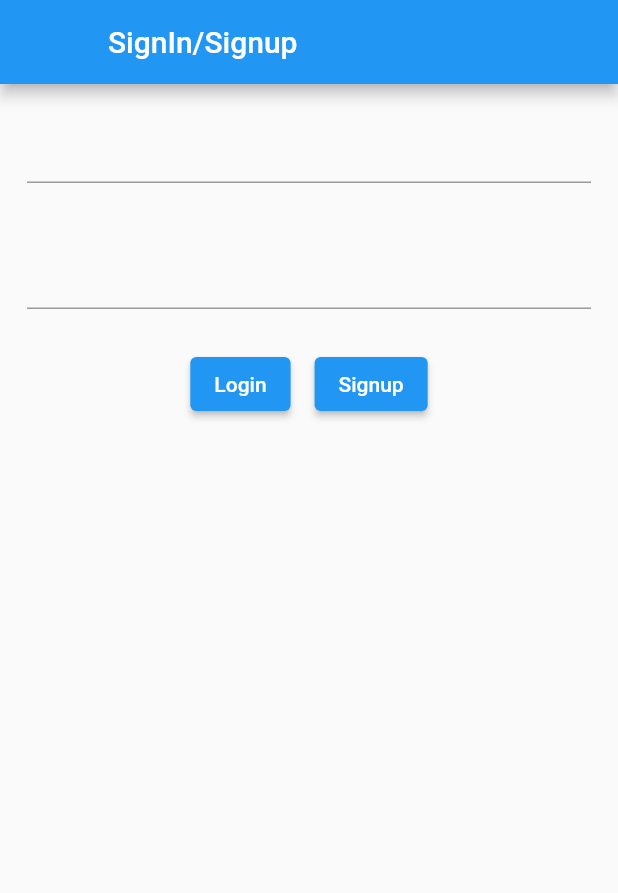
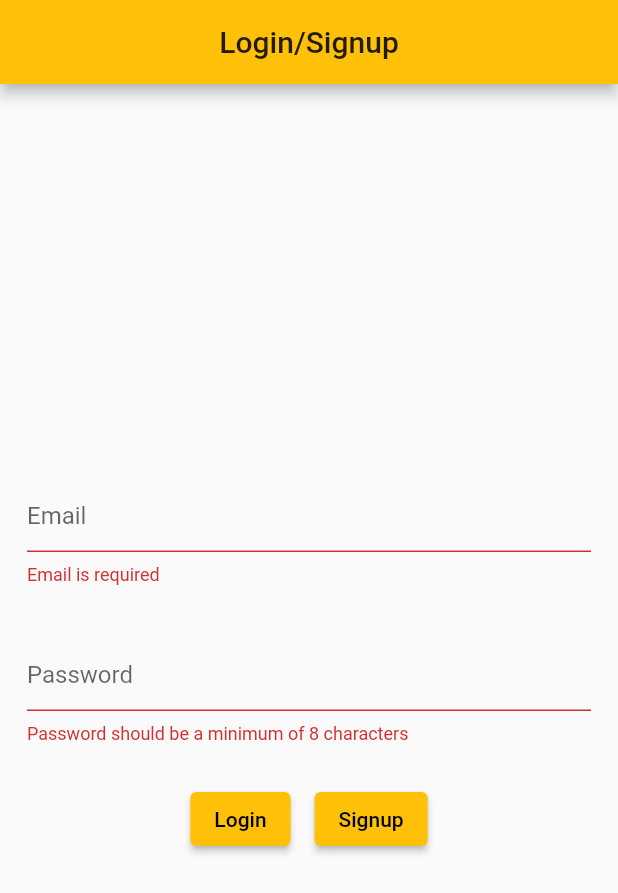
Before and after one commit to utkarshsharma2922/dice_game, a Flutter app: the screen it shows after launch, after a tap on "Login", on a phone screen of 412 x 824 dp. Shown: the top 893 px of the screen. Run offline on Flutter 3.47's test engine with Material 2 defaults, Android fonts, the phone set to English and light mode, and no system bars; our stand-ins replace firebase_auth, firebase_core; accounts and stored records are empty.

Commit message:
Added validation for signup and login services.

```diff
--- a/lib/main.dart
+++ b/lib/main.dart
@@ -1,27 +1,22 @@
 import 'package:dice_game/ui/authentication.dart';
+import 'package:firebase_core/firebase_core.dart';
 import 'package:flutter/material.dart';
 
-void main() {
-  runApp(MyApp());
+void main() async{
+  WidgetsFlutterBinding.ensureInitialized();
+  await Firebase.initializeApp();
+  runApp(DiceApp());
 }
 
-class MyApp extends StatelessWidget {
+class DiceApp extends StatelessWidget {
   // This widget is the root of your application.
   @override
   Widget build(BuildContext context) {
     return MaterialApp(
       title: 'Flutter Demo',
+      debugShowCheckedModeBanner: false,
       theme: ThemeData(
-        // This is the theme of your application.
-        //
-        // Try running your application with "flutter run". You'll see the
-        // application has a blue toolbar. Then, without quitting the app, try
-        // changing the primarySwatch below to Colors.green and then invoke
-        // "hot reload" (press "r" in the console where you ran "flutter run",
-        // or simply save your changes to "hot reload" in a Flutter IDE).
-        // Notice that the counter didn't reset back to zero; the application
-        // is not restarted.
-        primarySwatch: Colors.blue,
+        primarySwatch: Colors.amber,
       ),
       home: AuthenticationScreen(),
     );
--- a/lib/services/authenticator_service.dart
+++ b/lib/services/authenticator_service.dart
@@ -9,7 +9,11 @@ class AuthenticatorService{
           password: password
       );
     } on FirebaseAuthException catch (e) {
-      if (e.code == 'user-not-found') {
+      if (e.code == 'weak-password') {
+        print('The password provided is too weak.');
+      } else if (e.code == 'email-already-in-use') {
+        print('The account already exists for that email.');
+      } else if (e.code == 'user-not-found') {
         print('No user found for that email.');
       } else if (e.code == 'wrong-password') {
         print('Wrong password provided for that user.');
--- a/lib/ui/authentication.dart
+++ b/lib/ui/authentication.dart
@@ -1,3 +1,5 @@
+import 'package:dice_game/services/authenticator_service.dart';
+import 'package:dice_game/util/validator.dart';
 import 'package:flutter/material.dart';
 class AuthenticationScreen extends StatefulWidget {
   @override
@@ -5,25 +7,42 @@ class AuthenticationScreen extends StatefulWidget {
 }
 
 class _AuthenticationScreenState extends State<AuthenticationScreen> {
+
+  TextEditingController _emailController = TextEditingController();
+  TextEditingController _passwordController = TextEditingController();
+  final _formKey = GlobalKey<FormState>();
+
   @override
   Widget build(BuildContext context) {
     return Scaffold(
       appBar: AppBar(
-        title: Text("SignIn/Signup"),
-        leading: Container(),
+        title: Center(child: Text("Login/Signup")),
       ),
-      body: Center(
+      body: Form(
+        key: _formKey,
         child: Column(
+          mainAxisSize: MainAxisSize.max,
+          mainAxisAlignment: MainAxisAlignment.center,
           children: [
             Padding(
               padding: const EdgeInsets.all(18.0),
               child: TextFormField(
-
+                controller: _emailController,
+                validator: Validator().emailValidation,
+                decoration: InputDecoration(
+                    hintText: "Email"
+                ),
               ),
             ),
             Padding(
               padding: const EdgeInsets.all(18.0),
               child: TextFormField(
+                obscureText: true,
+                controller: _passwordController,
+                validator: Validator().passwordValidation,
+                decoration: InputDecoration(
+                  hintText: "Password"
+                ),
               ),
             ),
 
@@ -35,7 +54,7 @@ class _AuthenticationScreenState extends State<AuthenticationScreen> {
                   child: ElevatedButton(
                     child: Text("Login"),
                     onPressed: (){
-
+                      _login();
                     },
                   ),
                 ),
@@ -44,7 +63,7 @@ class _AuthenticationScreenState extends State<AuthenticationScreen> {
                   child: ElevatedButton(
                     child: Text("Signup"),
                     onPressed: (){
-                      ScaffoldMessenger.of(context).showSnackBar(SnackBar(content: Text("Testing")));
+                      _signup();
                     },
                   ),
                 )
@@ -55,4 +74,17 @@ class _AuthenticationScreenState extends State<AuthenticationScreen> {
       ),
     );
   }
+
+  _login(){
+    if (_formKey.currentState.validate()){
+      AuthenticatorService().signInWith(email: _emailController.text, password: _passwordController.text);
+    }
+  }
+  _signup(){
+    if (_formKey.currentState.validate()){
+      AuthenticatorService().signUpWith(email: _emailController.text, password: _passwordController.text);
+      ScaffoldMessenger.of(context).showSnackBar(SnackBar(content: Text("Testing")));
+
+    }
+  }
 }
--- /dev/null
+++ b/lib/util/validator.dart
@@ -0,0 +1,21 @@
+class Validator{
+  String emailValidation(dynamic value) {
+    String pattern =
+        r'^(([^<>()[\]\\.,;:\s@\"]+(\.[^<>()[\]\\.,;:\s@\"]+)*)|(\".+\"))@((\[[0-9]{1,3}\.[0-9]{1,3}\.[0-9]{1,3}\.[0-9]{1,3}\])|(([a-zA-Z\-0-9]+\.)+[a-zA-Z]{2,}))$';
+    RegExp regExp = new RegExp(pattern);
+    if (value.length == 0) {
+      return "Email is required";
+    } else if (!regExp.hasMatch(value)) {
+      return "Please enter a valid email";
+    } else {
+      return null;
+    }
+  }
+
+  String passwordValidation(dynamic value) {
+    if (value.length < 8)
+      return "Password should be a minimum of 8 characters";
+    else
+      return null;
+  }
+}
```
